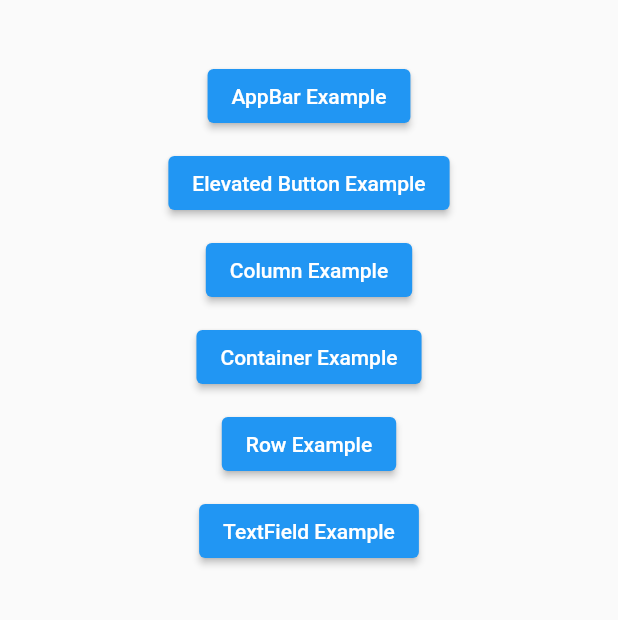
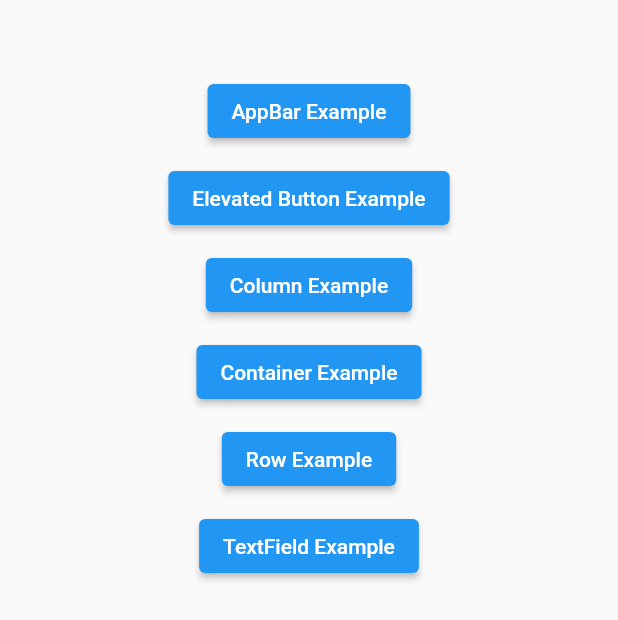
Before and after one commit to BilalRehman08/Flutter_Basic_Widgets, a Flutter app: the screen it shows after launch, on a phone screen of 412 x 824 dp. Shown: the top 620 px of the screen. Run offline on Flutter 3.47's test engine with Material 2 defaults, Android fonts, the light colour scheme and no system bars.

Commit message:
Complete Example

```diff
--- a/lib/main.dart
+++ b/lib/main.dart
@@ -40,7 +40,7 @@ class _HomeState extends State<Home> {
       home: Scaffold(
           body: Center(
         child: Column(children: [
-          SizedBox(height: 40),
+          SizedBox(height: 50),
           ElevatedButton(
             onPressed: () {
               Navigator.push(
```
